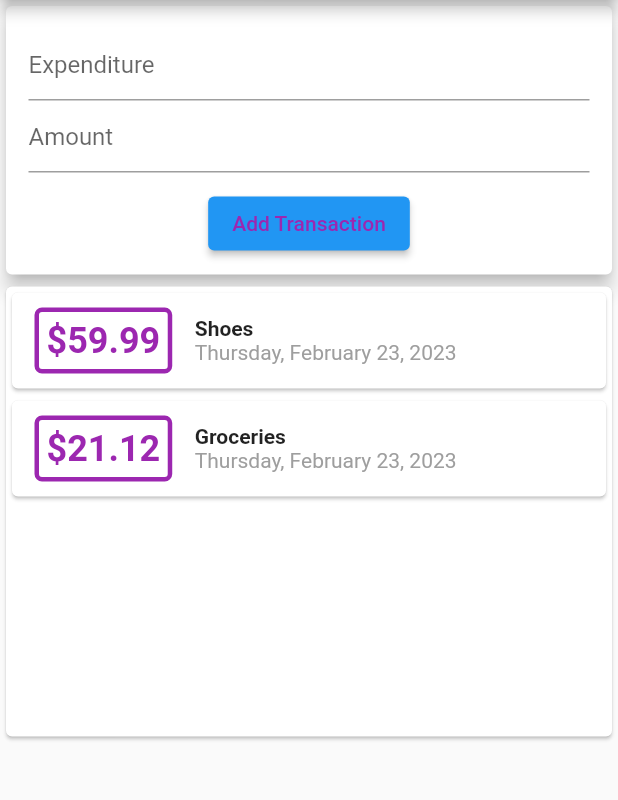
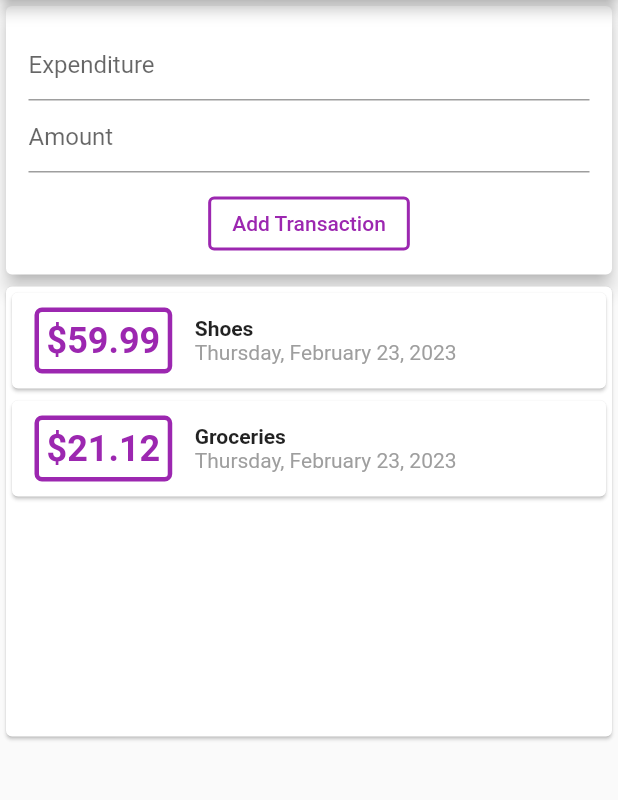
Before and after one commit to marcellus-saputra/udemy_expenses_app, a Flutter app: the screen it shows after launch, after a tap on "Add Transaction", on a phone screen of 412 x 824 dp, the part 84-884 px from its top. Run offline on Flutter 3.47's test engine with Material 2 defaults, Android fonts, the phone set to English and light mode, and no system bars.

Commit message:
Styling, input validation

```diff
--- a/lib/inputfield.dart
+++ b/lib/inputfield.dart
@@ -6,6 +6,20 @@ class InputField extends StatelessWidget {
   final Function addTransaction;
 
   InputField(this.addTransaction);
+
+  void submitData() {
+    final inputTitle = titleController.text;
+    final inputAmount = double.parse(amountController.text);
+
+    if (inputTitle.isEmpty || inputAmount <= 0.0) {
+      return;
+    }
+
+    addTransaction(
+      inputTitle,
+      inputAmount,
+    );
+  }
 
   @override
   Widget build(BuildContext context) {
@@ -20,16 +34,20 @@ class InputField extends StatelessWidget {
           TextField(
             decoration: const InputDecoration(hintText: 'Amount'),
             controller: amountController,
+            keyboardType: TextInputType.number,
+            onSubmitted: (_) => submitData(),
           ),
           Container(
             margin: const EdgeInsets.only(top: 10),
-            child: ElevatedButton(
-              onPressed: () {
-                addTransaction(
-                  titleController.text,
-                  double.parse(amountController.text),
-                );
-              },
+            child: OutlinedButton(
+              style: OutlinedButton.styleFrom(
+                backgroundColor: Colors.white,
+                side: const BorderSide(
+                  width: 2,
+                  color: Colors.purple,
+                ),
+              ),
+              onPressed: submitData,
               child: const Text(
                 'Add Transaction',
                 style: TextStyle(color: Colors.purple),
--- a/lib/txcard.dart
+++ b/lib/txcard.dart
@@ -32,7 +32,7 @@ class TransactionCard extends StatelessWidget {
               ),
             ),
             child: Text(
-              '\$$amount',
+              '\$${amount.toStringAsFixed(2)}',
               style: const TextStyle(
                 fontWeight: FontWeight.bold,
                 fontSize: 24,
```
